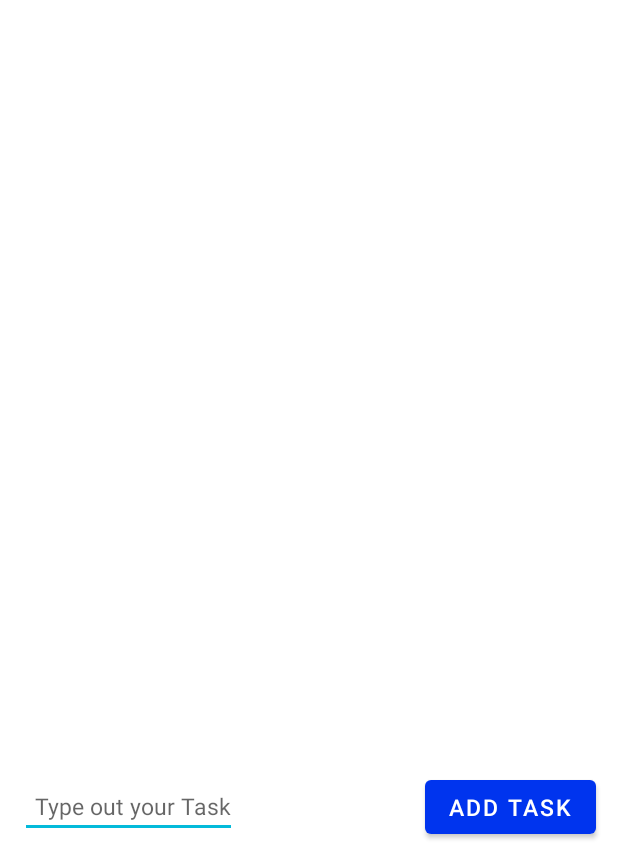
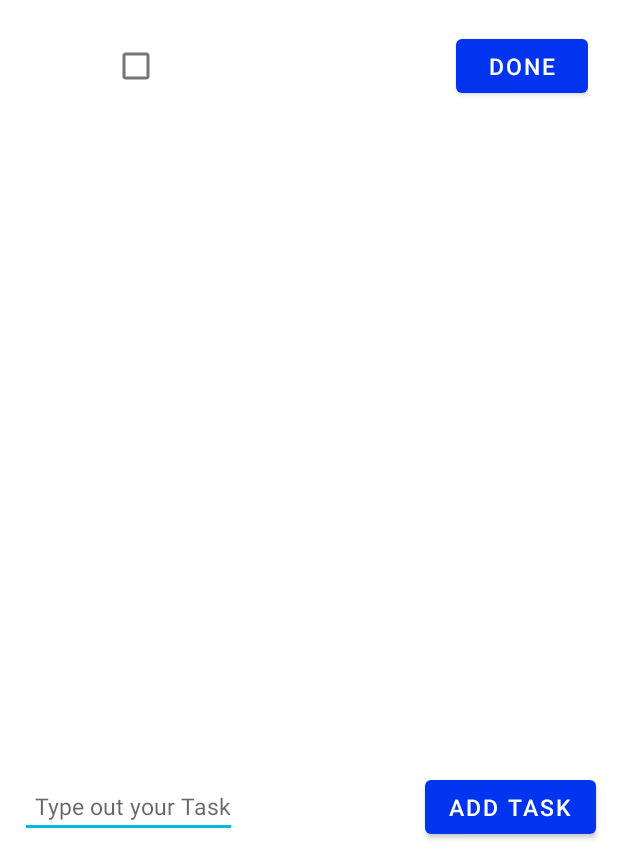
Before and after one commit to davidjagga/Fragment, an Android app: the screen it shows after launch (MainActivity), after a tap on "ADD TASK", on a phone screen of 412 x 824 dp, the part 372-1236 px from its top. Run offline under Robolectric (Android 15) with nearby library versions, the phone set to English and light mode, and no system bars.

Commit message:
Finished Fragment Lab

```diff
--- a/app/src/main/java/com/jaggadavid/fragment/MainActivity.java
+++ b/app/src/main/java/com/jaggadavid/fragment/MainActivity.java
@@ -5,8 +5,10 @@ import androidx.constraintlayout.widget.ConstraintLayout;
 import androidx.fragment.app.Fragment;
 import androidx.fragment.app.FragmentTransaction;
 
+import android.graphics.Color;
 import android.os.Bundle;
 import android.view.View;
+import android.widget.CheckBox;
 import android.widget.EditText;
 import android.widget.FrameLayout;
 import android.widget.LinearLayout;
@@ -17,7 +19,7 @@ public class MainActivity extends AppCompatActivity {
     LinearLayout linearLayout;
     EditText newTaskEditText;
     FragmentTransaction ft;
-    int id=0;
+    int id=1;
     @Override
     protected void onCreate(Bundle savedInstanceState) {
         super.onCreate(savedInstanceState);
@@ -27,7 +29,6 @@ public class MainActivity extends AppCompatActivity {
         linearLayout = findViewById(R.id.placeholder);
         newTaskEditText = findViewById(R.id.editText);
         //new Framelayout
-
         //add fl to layout
         //put fragment in fl
 
@@ -43,16 +44,49 @@ public class MainActivity extends AppCompatActivity {
 
     public void addTask(View view) {
 
+
         String text = String.valueOf(newTaskEditText.getEditableText());
+        Bundle bundle = new Bundle();
         ft = getSupportFragmentManager().beginTransaction();
+        int myMessage = Color.BLACK;
+        bundle.putInt("color", myMessage );
         Random random = new Random();
         String TAG = random.toString();
         FrameLayout frameLayout = new FrameLayout(this);
         frameLayout.setId(id++);
+        TaskFragment fragment = new TaskFragment(text);
+        fragment.setArguments(bundle);
         linearLayout.addView(frameLayout);
-        ft.add(frameLayout.getId(), new TaskFragment(text), TAG);
+        ft.add(frameLayout.getId(), fragment, TAG);
         ft.commit();
+System.out.println("testing: I'm done adding");
 
+    }
+    public void updateTask(View v){
+        CheckBox view = (CheckBox) v;
+        if (view.getCurrentTextColor()==Color.BLACK) {
+            Bundle bundle = new Bundle();
+            ft = getSupportFragmentManager().beginTransaction();
+            int myMessage = Color.BLUE;
+            bundle.putInt("color", myMessage);
+            TaskFragment fragInfo = new TaskFragment(view.getText().toString());
+            fragInfo.setArguments(bundle);
+            FrameLayout frameLayout = (FrameLayout) view.getParent().getParent();
+
+            ft.replace(frameLayout.getId(), fragInfo);
+            ft.commit();
+        } else {
+            Bundle bundle = new Bundle();
+            ft = getSupportFragmentManager().beginTransaction();
+            int myMessage = Color.BLACK;
+            bundle.putInt("color", myMessage);
+            TaskFragment fragInfo = new TaskFragment(view.getText().toString());
+            fragInfo.setArguments(bundle);
+            FrameLayout frameLayout = (FrameLayout) view.getParent().getParent();
+
+            ft.replace(frameLayout.getId(), fragInfo);
+            ft.commit();
+        }
     }
 
     public void removeTask(View view) {
--- a/app/src/main/java/com/jaggadavid/fragment/TaskFragment.java
+++ b/app/src/main/java/com/jaggadavid/fragment/TaskFragment.java
@@ -2,6 +2,7 @@ package com.jaggadavid.fragment;
 
 import android.app.Activity;
 import android.content.Context;
+import android.graphics.Color;
 import android.os.Bundle;
 import android.view.LayoutInflater;
 import android.view.View;
@@ -16,6 +17,9 @@ import androidx.fragment.app.FragmentActivity;
 public class TaskFragment extends Fragment {
 
     private String text;
+    private int color = Color.BLUE;
+
+
 
     public TaskFragment(String str){
         text = str;
@@ -23,6 +27,7 @@ public class TaskFragment extends Fragment {
     @Override
     public View onCreateView(LayoutInflater inflater, ViewGroup parent, Bundle savedInstanceState) {
         // Defines the xml file for the fragment
+        color = getArguments().getInt("color");
         return inflater.inflate(R.layout.task_fragment, parent, false);
     }
 
@@ -32,6 +37,14 @@ public class TaskFragment extends Fragment {
         // EditText etFoo = (EditText) view.findViewById(R.id.etFoo);
         CheckBox checkBox = view.findViewById(R.id.taskCheckbox);
         checkBox.setText(text);
+        if (color==Color.BLUE){
+            checkBox.setTextColor(color);
+            checkBox.setChecked(true);
+        } else {
+            checkBox.setTextColor(color);
+
+        }
+
 
     }
 
--- a/app/src/main/res/layout/task_fragment.xml
+++ b/app/src/main/res/layout/task_fragment.xml
@@ -16,7 +16,8 @@
         app:layout_constraintLeft_toLeftOf="parent"
         app:layout_constraintTop_toTopOf="parent"
         android:paddingLeft="10dp"
-        android:paddingRight="100dp"/>
+        android:paddingRight="100dp"
+        android:onClick="updateTask"/>
     <Button
         android:id="@+id/deleteTask"
         android:layout_width="wrap_content"
```
